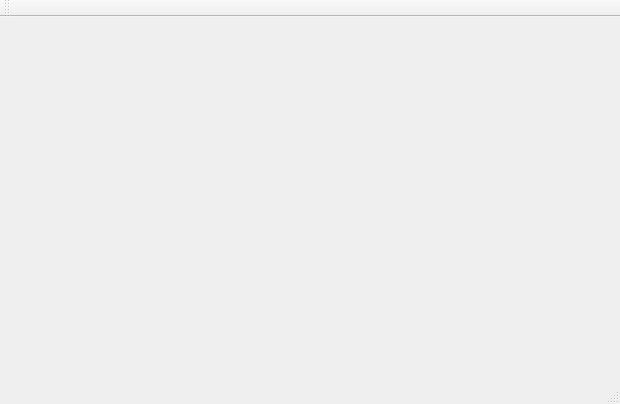
tc-imba/TCUIEdit, file mainwindow.ui: the form before one commit.
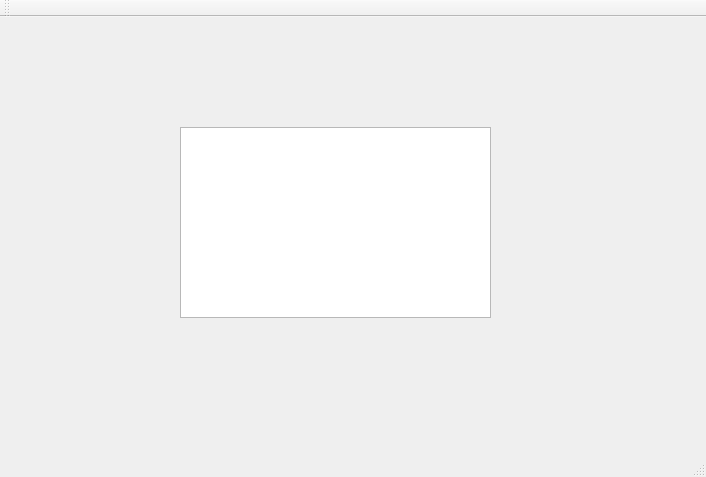
The form after the commit.

```diff
--- a/mainwindow.ui
+++ b/mainwindow.ui
@@ -6,14 +6,25 @@
    <rect>
     <x>0</x>
     <y>0</y>
-    <width>620</width>
-    <height>404</height>
+    <width>706</width>
+    <height>477</height>
    </rect>
   </property>
   <property name="windowTitle">
    <string>MainWindow</string>
   </property>
-  <widget class="QWidget" name="centralWidget"/>
+  <widget class="QWidget" name="centralWidget">
+   <widget class="QTextBrowser" name="textBrowser">
+    <property name="geometry">
+     <rect>
+      <x>180</x>
+      <y>110</y>
+      <width>311</width>
+      <height>191</height>
+     </rect>
+    </property>
+   </widget>
+  </widget>
   <widget class="QMenuBar" name="menuBar">
    <property name="geometry">
     <rect>
```
Left out of the diff: 2 changed lines with no effect on the pictures.
